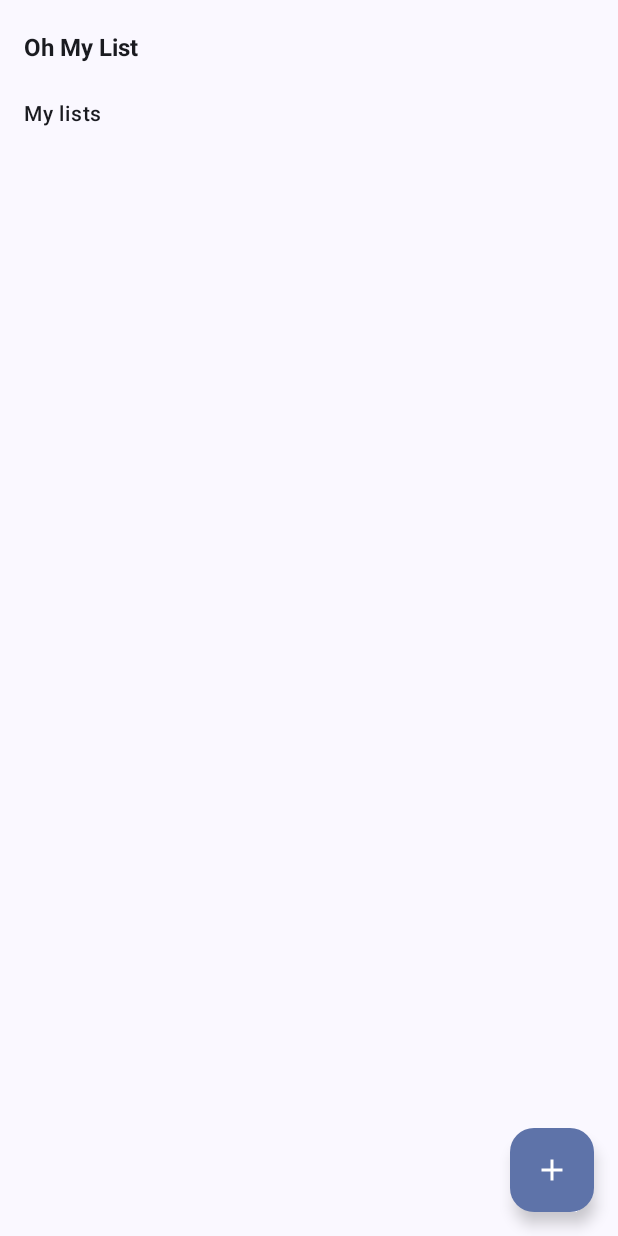
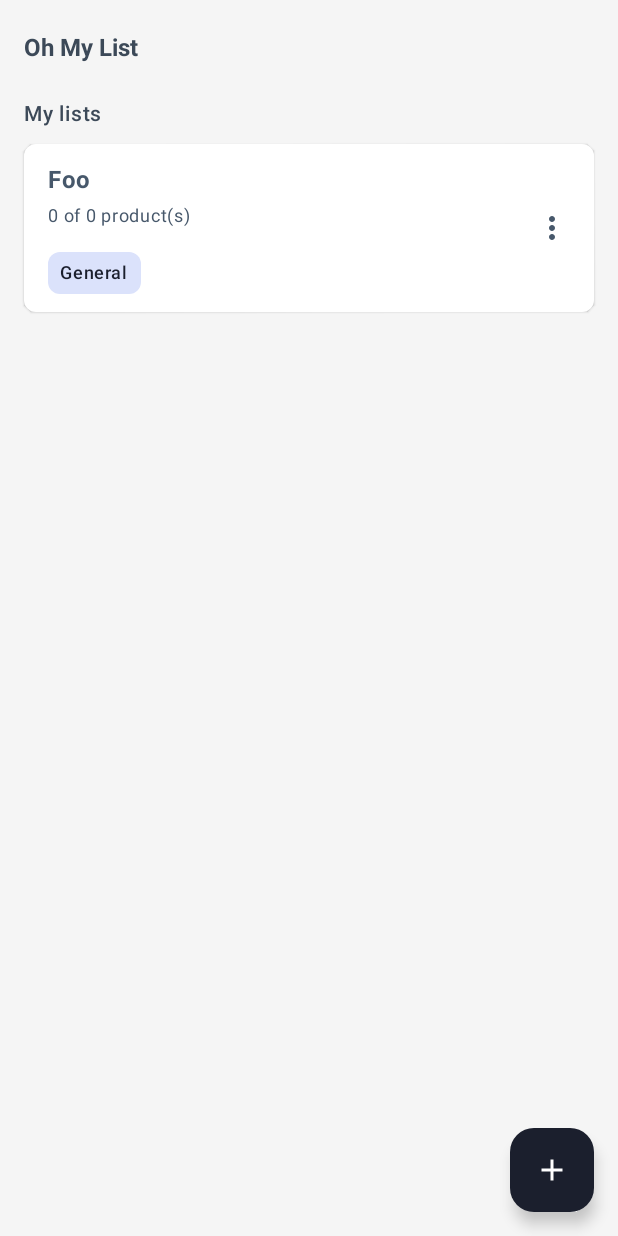
Before and after one commit to roblesdotdev/OhMyList, an Android app built with Jetpack Compose: the @Preview function ShopListScreenPreview, on a phone screen of 412 x 824 dp. Run offline under Robolectric (Android 15) with nearby library versions, the phone set to English and light mode, and no system bars.

Commit message:
design: light color scheme

```diff
--- /dev/null
+++ b/app/src/main/java/com/roblesdotdev/ohmylist/core/ui/components/CustomCard.kt
@@ -0,0 +1,27 @@
+package com.roblesdotdev.ohmylist.core.ui.components
+
+import androidx.compose.foundation.layout.ColumnScope
+import androidx.compose.foundation.shape.RoundedCornerShape
+import androidx.compose.material3.Card
+import androidx.compose.material3.CardDefaults
+import androidx.compose.material3.MaterialTheme
+import androidx.compose.runtime.Composable
+import androidx.compose.ui.Modifier
+import androidx.compose.ui.unit.dp
+
+@Composable
+fun CustomCard(
+    modifier: Modifier = Modifier,
+    content: @Composable (ColumnScope.() -> Unit),
+) {
+    Card(
+        modifier = modifier,
+        shape = RoundedCornerShape(8.dp),
+        colors =
+            CardDefaults.cardColors(
+                containerColor = MaterialTheme.colorScheme.primaryContainer,
+            ),
+        elevation = CardDefaults.cardElevation(1.dp),
+        content = content,
+    )
+}
--- /dev/null
+++ b/app/src/main/java/com/roblesdotdev/ohmylist/core/ui/components/CustomTopAppBar.kt
@@ -0,0 +1,32 @@
+package com.roblesdotdev.ohmylist.core.ui.components
+
+import androidx.compose.foundation.layout.RowScope
+import androidx.compose.material3.ExperimentalMaterial3Api
+import androidx.compose.material3.MaterialTheme
+import androidx.compose.material3.Text
+import androidx.compose.material3.TopAppBar
+import androidx.compose.material3.TopAppBarDefaults
+import androidx.compose.runtime.Composable
+import androidx.compose.ui.text.font.FontWeight
+import androidx.compose.ui.unit.sp
+
+@OptIn(ExperimentalMaterial3Api::class)
+@Composable
+fun CustomTopAppBar(
+    title: String,
+    navigationIcon: @Composable () -> Unit = {},
+    actions: @Composable (RowScope.() -> Unit) = {},
+) {
+    TopAppBar(
+        title = {
+            Text(text = title, fontSize = 16.sp, fontWeight = FontWeight.Bold)
+        },
+        colors =
+            TopAppBarDefaults.topAppBarColors(
+                containerColor = MaterialTheme.colorScheme.background,
+                titleContentColor = MaterialTheme.colorScheme.onBackground,
+            ),
+        navigationIcon = navigationIcon,
+        actions = actions,
+    )
+}
--- a/app/src/main/java/com/roblesdotdev/ohmylist/core/ui/theme/Color.kt
+++ b/app/src/main/java/com/roblesdotdev/ohmylist/core/ui/theme/Color.kt
@@ -4,10 +4,12 @@ package com.roblesdotdev.ohmylist.core.ui.theme
 
 import androidx.compose.ui.graphics.Color
 
-val Purple80 = Color(0xFFD0BCFF)
-val PurpleGrey80 = Color(0xFFCCC2DC)
-val Pink80 = Color(0xFFEFB8C8)
-
-val Purple40 = Color(0xFF6650a4)
-val PurpleGrey40 = Color(0xFF625b71)
-val Pink40 = Color(0xFF7D5260)
+val background = Color(0xFFF5F5F5)
+val onBackground = Color(0xFF3C4958)
+val primary = Color(0xFF1B1F2D)
+val onPrimary = Color(0xFFFFFFFF)
+val surface = Color(0xFFDBE2FB)
+val onSurface = Color(0xFF1B1F2D)
+val primaryContainer = Color(0xFFFFFFFF)
+val onPrimaryContainer = Color(0xFF47586B)
+val borderColor = onPrimaryContainer.copy(alpha = .5f)
--- a/app/src/main/java/com/roblesdotdev/ohmylist/core/ui/theme/Theme.kt
+++ b/app/src/main/java/com/roblesdotdev/ohmylist/core/ui/theme/Theme.kt
@@ -1,66 +1,36 @@
 package com.roblesdotdev.ohmylist.core.ui.theme
 
 import android.app.Activity
-import android.os.Build
-import androidx.compose.foundation.isSystemInDarkTheme
 import androidx.compose.material3.MaterialTheme
-import androidx.compose.material3.darkColorScheme
-import androidx.compose.material3.dynamicDarkColorScheme
-import androidx.compose.material3.dynamicLightColorScheme
 import androidx.compose.material3.lightColorScheme
 import androidx.compose.runtime.Composable
 import androidx.compose.runtime.SideEffect
 import androidx.compose.ui.graphics.toArgb
-import androidx.compose.ui.platform.LocalContext
 import androidx.compose.ui.platform.LocalView
 import androidx.core.view.WindowCompat
 
-private val DarkColorScheme =
-    darkColorScheme(
-        primary = Purple80,
-        secondary = PurpleGrey80,
-        tertiary = Pink80,
-    )
-
-private val LightColorScheme =
+private val lightColorScheme =
     lightColorScheme(
-        primary = Purple40,
-        secondary = PurpleGrey40,
-        tertiary = Pink40,
-        /* Other default colors to override
-        background = Color(0xFFFFFBFE),
-        surface = Color(0xFFFFFBFE),
-        onPrimary = Color.White,
-        onSecondary = Color.White,
-        onTertiary = Color.White,
-        onBackground = Color(0xFF1C1B1F),
-        onSurface = Color(0xFF1C1B1F),
-         */
+        primary = primary,
+        onPrimary = onPrimary,
+        primaryContainer = primaryContainer,
+        onPrimaryContainer = onPrimaryContainer,
+        surface = surface,
+        onSurface = onSurface,
+        outline = borderColor,
+        background = background,
+        onBackground = onBackground,
     )
 
 @Composable
-fun OhMyListTheme(
-    darkTheme: Boolean = isSystemInDarkTheme(),
-    // Dynamic color is available on Android 12+
-    dynamicColor: Boolean = true,
-    content: @Composable () -> Unit,
-) {
-    val colorScheme =
-        when {
-            dynamicColor && Build.VERSION.SDK_INT >= Build.VERSION_CODES.S -> {
-                val context = LocalContext.current
-                if (darkTheme) dynamicDarkColorScheme(context) else dynamicLightColorScheme(context)
-            }
-
-            darkTheme -> DarkColorScheme
-            else -> LightColorScheme
-        }
+fun OhMyListTheme(content: @Composable () -> Unit) {
+    val colorScheme = lightColorScheme
     val view = LocalView.current
     if (!view.isInEditMode) {
         SideEffect {
             val window = (view.context as Activity).window
-            window.statusBarColor = colorScheme.primary.toArgb()
-            WindowCompat.getInsetsController(window, view).isAppearanceLightStatusBars = darkTheme
+            window.statusBarColor = colorScheme.background.toArgb()
+            WindowCompat.getInsetsController(window, view).isAppearanceLightStatusBars = true
         }
     }
 
--- a/app/src/main/java/com/roblesdotdev/ohmylist/shoplist/ui/ShopListScreen.kt
+++ b/app/src/main/java/com/roblesdotdev/ohmylist/shoplist/ui/ShopListScreen.kt
@@ -15,14 +15,12 @@ import androidx.compose.foundation.shape.RoundedCornerShape
 import androidx.compose.material.icons.Icons
 import androidx.compose.material.icons.filled.Add
 import androidx.compose.material.icons.filled.MoreVert
-import androidx.compose.material3.Card
-import androidx.compose.material3.ExperimentalMaterial3Api
 import androidx.compose.material3.FloatingActionButton
 import androidx.compose.material3.Icon
+import androidx.compose.material3.MaterialTheme
 import androidx.compose.material3.Scaffold
 import androidx.compose.material3.Surface
 import androidx.compose.material3.Text
-import androidx.compose.material3.TopAppBar
 import androidx.compose.runtime.Composable
 import androidx.compose.ui.Alignment
 import androidx.compose.ui.Modifier
@@ -31,6 +29,8 @@ import androidx.compose.ui.tooling.preview.Preview
 import androidx.compose.ui.unit.dp
 import androidx.compose.ui.unit.sp
 import com.roblesdotdev.ohmylist.core.domain.model.ShopList
+import com.roblesdotdev.ohmylist.core.ui.components.CustomCard
+import com.roblesdotdev.ohmylist.core.ui.components.CustomTopAppBar
 import com.roblesdotdev.ohmylist.core.ui.theme.OhMyListTheme
 
 @Composable
@@ -41,7 +41,7 @@ fun ShopListScreen(
 ) {
     Scaffold(
         topBar = {
-            ShopListTab()
+            CustomTopAppBar(title = "Oh My List")
         },
         floatingActionButton = {
             ShopListFab(onClick = onAddClick)
@@ -71,12 +71,11 @@ fun ShopListItem(
     item: ShopList,
     onClick: () -> Unit,
 ) {
-    Card(
+    CustomCard(
         modifier =
             Modifier
                 .fillMaxWidth()
                 .clickable { onClick() },
-        shape = RoundedCornerShape(8.dp),
     ) {
         Row(
             modifier = Modifier.padding(vertical = 12.dp, horizontal = 16.dp),
@@ -104,19 +103,13 @@ fun ShopListItem(
     }
 }
 
-@OptIn(ExperimentalMaterial3Api::class)
-@Composable
-fun ShopListTab() {
-    TopAppBar(
-        title = {
-            Text(text = "Oh My List", fontSize = 16.sp, fontWeight = FontWeight.Bold)
-        },
-    )
-}
-
 @Composable
 fun ShopListFab(onClick: () -> Unit) {
-    FloatingActionButton(onClick = onClick) {
+    FloatingActionButton(
+        onClick = onClick,
+        containerColor = MaterialTheme.colorScheme.primary,
+        contentColor = MaterialTheme.colorScheme.onPrimary,
+    ) {
         Icon(imageVector = Icons.Default.Add, contentDescription = null)
     }
 }
@@ -125,6 +118,16 @@ fun ShopListFab(onClick: () -> Unit) {
 @Composable
 private fun ShopListScreenPreview() {
     OhMyListTheme {
-        ShopListScreen(state = ShopListState(), onListClick = {}, onAddClick = {})
+        ShopListScreen(
+            state =
+                ShopListState(
+                    items =
+                        listOf(
+                            ShopList(title = "Foo", group = "General"),
+                        ),
+                ),
+            onListClick = {},
+            onAddClick = {},
+        )
     }
 }
```
Also changed, not shown: app/src/main/java/com/roblesdotdev/ohmylist/MainActivity.kt (+7 -4 lines), app/src/main/java/com/roblesdotdev/ohmylist/addShoplist/ui/AddShopListScreen.kt (+10 -10 lines), app/src/main/java/com/roblesdotdev/ohmylist/shoplistDetail/ui/ShopListDetailScreen.kt (+6 -10 lines).
